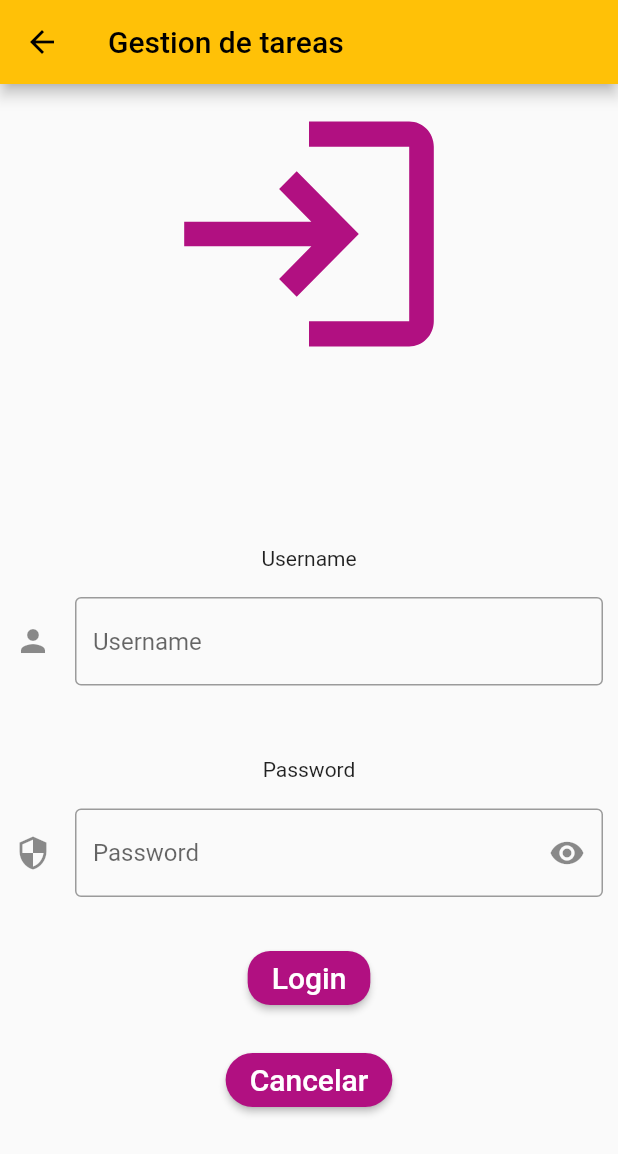
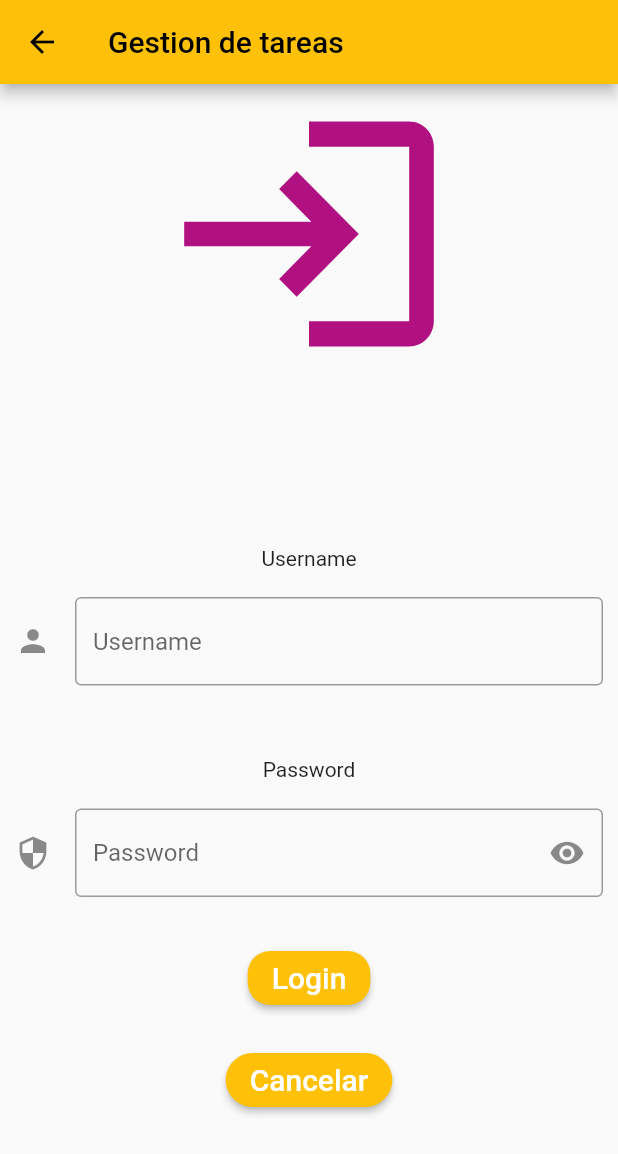
Before and after one commit to JhousefSilva1/planning-dayApp, a Flutter app: the screen it shows after launch, after a tap on "Siguiente", on a phone screen of 412 x 824 dp. Shown: the top 1154 px of the screen. Run offline on Flutter 3.47's test engine with Material 2 defaults, Android fonts, the light colour scheme and no system bars.

Commit message:
fixing sintaxis on ElevatedButton, and changing Foreground to onPrimary

```diff
--- a/lib/ui/login_page.dart
+++ b/lib/ui/login_page.dart
@@ -30,10 +30,8 @@ class _LoginPageState extends State<LoginPage> {
         ),
       ),
       body: ListView(
-
-        children:
-          [Column(
-
+        children: [
+          Column(
             mainAxisAlignment: MainAxisAlignment.center,
             // ignore: prefer_const_literals_to_create_immutables
             children: <Widget>[
@@ -57,7 +55,6 @@ class _LoginPageState extends State<LoginPage> {
                   //aceptar solo numeros y letras
                   inputFormatters: [
                     FilteringTextInputFormatter.allow(RegExp(r'[a-zA-Z0-9]')),
-
                   ],
                   decoration: InputDecoration(
                     border: OutlineInputBorder(),
@@ -68,7 +65,6 @@ class _LoginPageState extends State<LoginPage> {
               ),
               SizedBox(
                 height: 30,
-
               ),
               Padding(
                 padding: const EdgeInsets.all(8.0),
@@ -77,7 +73,6 @@ class _LoginPageState extends State<LoginPage> {
 
               //textfieldPassword
               Container(
-
                 padding: EdgeInsets.all(10),
                 child: TextField(
                   obscureText: _obscureText,
@@ -89,8 +84,9 @@ class _LoginPageState extends State<LoginPage> {
                     hintText: 'Password',
                     //ver password
                     suffixIcon: IconButton(
-                      icon: Icon(
-                          _obscureText ? Icons.visibility : Icons.visibility_off),
+                      icon: Icon(_obscureText
+                          ? Icons.visibility
+                          : Icons.visibility_off),
                       onPressed: _toogleObscureText,
                       // Respond to button press
                     ),
@@ -101,11 +97,11 @@ class _LoginPageState extends State<LoginPage> {
               SizedBox(height: 10),
 
               Container(
-
                 padding: EdgeInsets.all(10),
                 child: ElevatedButton(
                   style: ElevatedButton.styleFrom(
-                    foregroundColor: Colors.white, backgroundColor: Color.fromARGB(255, 177, 16, 129),
+                    onPrimary: Colors.white,
+                    // foregroundColor: Colors.white, backgroundColor: Color.fromARGB(255, 177, 16, 129),
                     shape: RoundedRectangleBorder(
                       borderRadius: BorderRadius.circular(15.0),
                     ),
@@ -116,15 +112,14 @@ class _LoginPageState extends State<LoginPage> {
                   },
                   child: Text('Login', style: TextStyle(fontSize: 20)),
                 ),
-
               ),
-
 
               Container(
                 padding: EdgeInsets.all(10),
                 child: ElevatedButton(
                   style: ElevatedButton.styleFrom(
-                    foregroundColor: Colors.white, backgroundColor: Color.fromARGB(255, 177, 16, 129),
+                    onPrimary: Colors.white,
+                    // foregroundColor: Colors.white, backgroundColor: Color.fromARGB(255, 177, 16, 129),
                     shape: RoundedRectangleBorder(
                       borderRadius: BorderRadius.circular(20.0),
                     ),
@@ -133,14 +128,11 @@ class _LoginPageState extends State<LoginPage> {
                     // Respond to button press
                     Navigator.pushNamed(context, "/");
                   },
-
                   child: Text('Cancelar', style: TextStyle(fontSize: 20)),
                 ),
               ),
 
-
               SizedBox(height: 10),
-
             ],
           ),
         ],
```
